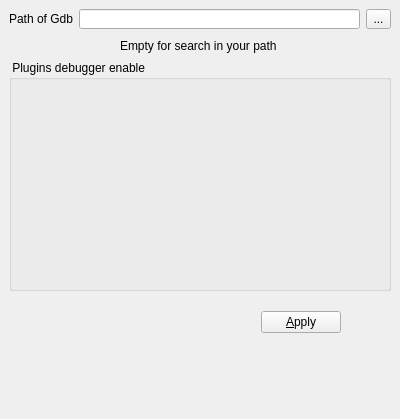
Old version of the form v2/branches/dev/plugins/debugger/GNUDebugger/src/ui/UIGNUDebuggerSetting.ui in the repository testmana2/mks.
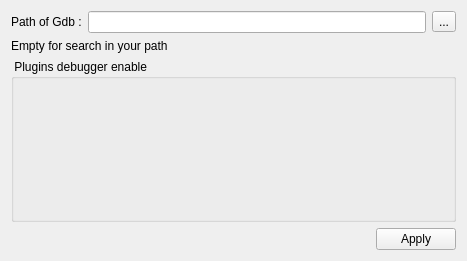
New version of the form.

Commit message: Fix some problems: add pixmap() member so plugin return it's icon in plugins manager. Add primary support for settings widget. Rework some code in plugin ( make it a DebuggerPlugin etc )

What changed in the file:
```diff
--- a/v2/branches/dev/plugins/debugger/GNUDebugger/src/ui/UIGNUDebuggerSetting.ui
+++ b/v2/branches/dev/plugins/debugger/GNUDebugger/src/ui/UIGNUDebuggerSetting.ui
@@ -5,113 +5,59 @@
    <rect>
     <x>0</x>
     <y>0</y>
-    <width>400</width>
-    <height>419</height>
+    <width>467</width>
+    <height>261</height>
    </rect>
   </property>
   <property name="windowTitle" >
    <string>Form</string>
   </property>
+  <layout class="QGridLayout" name="gridLayout" >
+   <item row="0" column="0" >
   <widget class="QLabel" name="label" >
-   <property name="geometry" >
-    <rect>
-     <x>9</x>
-     <y>9</y>
-     <width>64</width>
-     <height>20</height>
-    </rect>
-   </property>
    <property name="text" >
     <string>Path of Gdb :</string>
    </property>
   </widget>
+   </item>
+   <item row="0" column="1" >
+    <widget class="QLineEdit" name="editPath" />
+   </item>
+   <item row="0" column="2" >
   <widget class="QToolButton" name="bButtonPath" >
-   <property name="geometry" >
-    <rect>
-     <x>366</x>
-     <y>9</y>
-     <width>25</width>
-     <height>20</height>
-    </rect>
-   </property>
    <property name="text" >
     <string>...</string>
    </property>
   </widget>
-  <widget class="QLineEdit" name="editPath" >
-   <property name="geometry" >
-    <rect>
-     <x>79</x>
-     <y>9</y>
-     <width>281</width>
-     <height>20</height>
-    </rect>
-   </property>
-  </widget>
+   </item>
+   <item row="1" column="0" colspan="3" >
+    <widget class="QLabel" name="label_2" >
+     <property name="text" >
+      <string>Empty for search in your path</string>
+     </property>
+    </widget>
+   </item>
+   <item row="2" column="0" colspan="3" >
   <widget class="QGroupBox" name="groupPlugins" >
-   <property name="geometry" >
-    <rect>
-     <x>9</x>
-     <y>60</y>
-     <width>382</width>
-     <height>231</height>
-    </rect>
+     <property name="sizePolicy" >
+      <sizepolicy vsizetype="Expanding" hsizetype="Preferred" >
+       <horstretch>0</horstretch>
+       <verstretch>0</verstretch>
+      </sizepolicy>
    </property>
    <property name="title" >
     <string> Plugins debugger enable </string>
    </property>
   </widget>
-  <widget class="QLabel" name="label_2" >
-   <property name="geometry" >
-    <rect>
-     <x>120</x>
-     <y>30</y>
-     <width>161</width>
-     <height>31</height>
-    </rect>
-   </property>
-   <property name="text" >
-    <string>Empty for search in your path</string>
-   </property>
-  </widget>
-  <widget class="QWidget" name="layoutWidget" >
-   <property name="geometry" >
-    <rect>
-     <x>20</x>
-     <y>310</y>
-     <width>321</width>
-     <height>25</height>
-    </rect>
-   </property>
-   <layout class="QHBoxLayout" >
-    <property name="spacing" >
-     <number>3</number>
-    </property>
-    <property name="margin" >
-     <number>0</number>
-    </property>
-    <item>
-     <spacer>
-      <property name="orientation" >
-       <enum>Qt::Horizontal</enum>
-      </property>
-      <property name="sizeHint" stdset="0" >
-       <size>
-        <width>40</width>
-        <height>20</height>
-       </size>
-      </property>
-     </spacer>
-    </item>
-    <item>
-     <widget class="QPushButton" name="pbApply" >
-      <property name="text" >
-       <string>&amp;Apply</string>
+   </item>
+   <item row="3" column="0" colspan="3" >
+    <widget class="QDialogButtonBox" name="dbbButtons" >
+     <property name="standardButtons" >
+      <set>QDialogButtonBox::Apply</set>
       </property>
      </widget>
     </item>
    </layout>
-  </widget>
  </widget>
  <resources/>
  <connections/>
```
Lines whose indentation alone changed are shown as unchanged. The commit also changes 4 other files.
